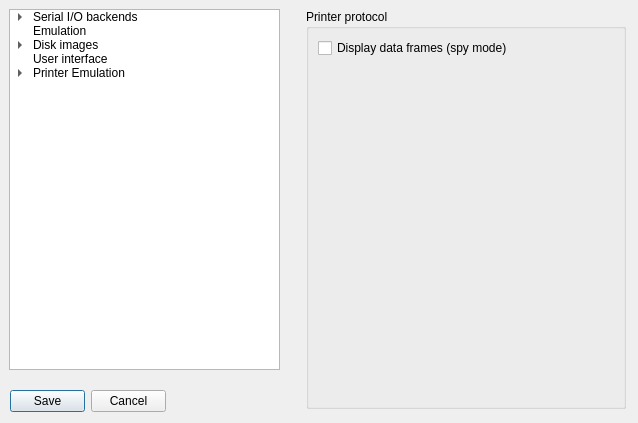
Above: optionsdialog.ui from RespeQt/RespeQt before the change. Below: the same form after it.
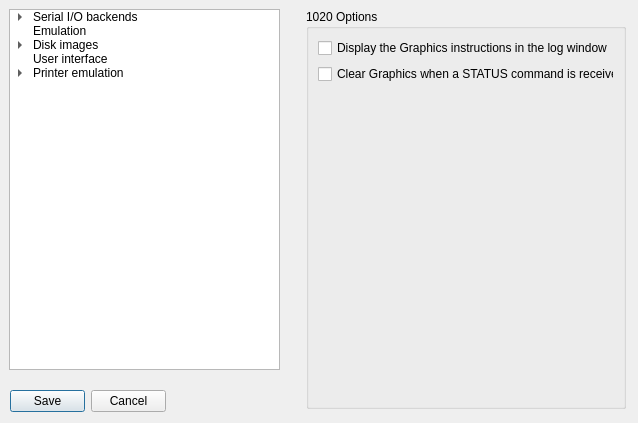
That is the form after the change. Icons and pictures are not drawn.

Commit message: Added options for 1020 Graphics pane

Diff of the .ui file:
```diff
--- a/optionsdialog.ui
+++ b/optionsdialog.ui
@@ -123,7 +123,7 @@
    </item>
    <item>
     <property name="text">
-     <string>Printer Emulation</string>
+     <string>Printer emulation</string>
     </property>
     <property name="flags">
      <set>ItemIsDragEnabled|ItemIsUserCheckable|ItemIsEnabled</set>
@@ -161,7 +161,7 @@
     </sizepolicy>
    </property>
    <property name="currentIndex">
-    <number>15</number>
+    <number>16</number>
    </property>
    <widget class="QWidget" name="page_serialPort">
     <layout class="QVBoxLayout" name="verticalLayout_2">
@@ -2498,6 +2498,56 @@
      </layout>
     </widget>
    </widget>
+   <widget class="QWidget" name="page_6">
+    <widget class="QGroupBox" name="diskGroup_4">
+     <property name="geometry">
+      <rect>
+       <x>0</x>
+       <y>0</y>
+       <width>320</width>
+       <height>400</height>
+      </rect>
+     </property>
+     <property name="minimumSize">
+      <size>
+       <width>258</width>
+       <height>208</height>
+      </size>
+     </property>
+     <property name="title">
+      <string>1020 Options</string>
+     </property>
+     <layout class="QGridLayout" name="gridLayout_14">
+      <item row="1" column="0">
+       <widget class="QCheckBox" name="clearOnStatus">
+        <property name="text">
+         <string>Clear Graphics when a STATUS command is received</string>
+        </property>
+       </widget>
+      </item>
+      <item row="2" column="0">
+       <spacer name="emulationSpacer2_5">
+        <property name="orientation">
+         <enum>Qt::Vertical</enum>
+        </property>
+        <property name="sizeHint" stdset="0">
+         <size>
+          <width>20</width>
+          <height>40</height>
+         </size>
+        </property>
+       </spacer>
+      </item>
+      <item row="0" column="0">
+       <widget class="QCheckBox" name="displayGraphicsInstructions">
+        <property name="text">
+         <string>Display the Graphics instructions in the log window</string>
+        </property>
+       </widget>
+      </item>
+     </layout>
+    </widget>
+   </widget>
   </widget>
   <widget class="QDialogButtonBox" name="buttonBox">
    <property name="geometry">
```
Left out of the diff: 5 changed lines with no effect on the pictures. The commit also changes 10 other files.
